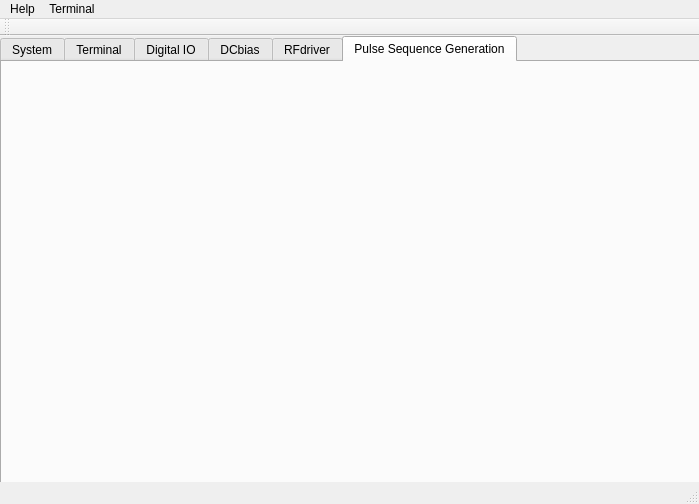
Qt form mips.ui (Cogwell/MIPS-host-app) before a commit.
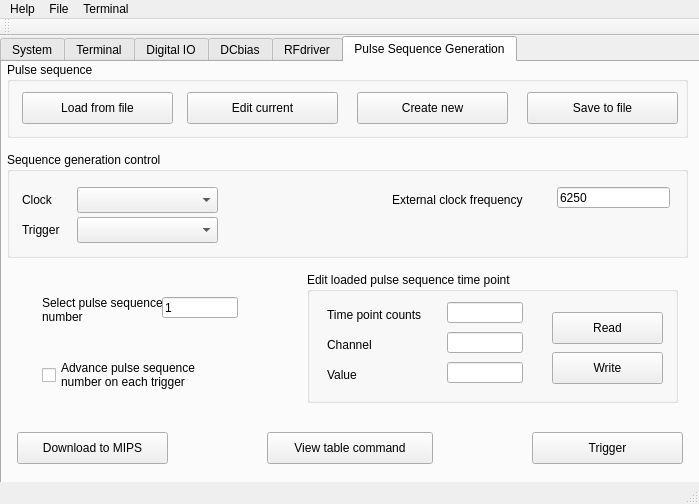
The same form after that commit. The open tabs and pages were chosen to show the change. Icons and pictures are not drawn.

```diff
--- a/mips.ui
+++ b/mips.ui
@@ -2032,6 +2032,346 @@
      <attribute name="title">
       <string>Pulse Sequence Generation</string>
      </attribute>
+     <widget class="QGroupBox" name="gbPulseSequence">
+      <property name="geometry">
+       <rect>
+        <x>5</x>
+        <y>0</y>
+        <width>681</width>
+        <height>76</height>
+       </rect>
+      </property>
+      <property name="title">
+       <string>Pulse sequence</string>
+      </property>
+      <widget class="QPushButton" name="pbLoadFromFile">
+       <property name="geometry">
+        <rect>
+         <x>15</x>
+         <y>30</y>
+         <width>151</width>
+         <height>32</height>
+        </rect>
+       </property>
+       <property name="text">
+        <string>Load from file</string>
+       </property>
+      </widget>
+      <widget class="QPushButton" name="pbEditCurrent">
+       <property name="geometry">
+        <rect>
+         <x>180</x>
+         <y>30</y>
+         <width>151</width>
+         <height>32</height>
+        </rect>
+       </property>
+       <property name="text">
+        <string>Edit current</string>
+       </property>
+      </widget>
+      <widget class="QPushButton" name="pbCreateNew">
+       <property name="geometry">
+        <rect>
+         <x>350</x>
+         <y>30</y>
+         <width>151</width>
+         <height>32</height>
+        </rect>
+       </property>
+       <property name="text">
+        <string>Create new</string>
+       </property>
+      </widget>
+      <widget class="QPushButton" name="pbSaveToFile">
+       <property name="geometry">
+        <rect>
+         <x>520</x>
+         <y>30</y>
+         <width>151</width>
+         <height>32</height>
+        </rect>
+       </property>
+       <property name="text">
+        <string>Save to file</string>
+       </property>
+      </widget>
+     </widget>
+     <widget class="QGroupBox" name="gbSequenceGenerationControl">
+      <property name="geometry">
+       <rect>
+        <x>5</x>
+        <y>90</y>
+        <width>681</width>
+        <height>106</height>
+       </rect>
+      </property>
+      <property name="title">
+       <string>Sequence generation control</string>
+      </property>
+      <widget class="QComboBox" name="comboClock">
+       <property name="geometry">
+        <rect>
+         <x>70</x>
+         <y>35</y>
+         <width>141</width>
+         <height>26</height>
+        </rect>
+       </property>
+      </widget>
+      <widget class="QLabel" name="label_30">
+       <property name="geometry">
+        <rect>
+         <x>15</x>
+         <y>40</y>
+         <width>61</width>
+         <height>16</height>
+        </rect>
+       </property>
+       <property name="text">
+        <string>Clock</string>
+       </property>
+      </widget>
+      <widget class="QLabel" name="label_31">
+       <property name="geometry">
+        <rect>
+         <x>15</x>
+         <y>70</y>
+         <width>61</width>
+         <height>16</height>
+        </rect>
+       </property>
+       <property name="text">
+        <string>Trigger</string>
+       </property>
+      </widget>
+      <widget class="QComboBox" name="comboTrigger">
+       <property name="geometry">
+        <rect>
+         <x>70</x>
+         <y>65</y>
+         <width>141</width>
+         <height>26</height>
+        </rect>
+       </property>
+      </widget>
+      <widget class="QLabel" name="label_32">
+       <property name="geometry">
+        <rect>
+         <x>385</x>
+         <y>40</y>
+         <width>166</width>
+         <height>16</height>
+        </rect>
+       </property>
+       <property name="text">
+        <string>External clock frequency</string>
+       </property>
+      </widget>
+      <widget class="QLineEdit" name="leExternClock">
+       <property name="geometry">
+        <rect>
+         <x>550</x>
+         <y>35</y>
+         <width>113</width>
+         <height>21</height>
+        </rect>
+       </property>
+       <property name="text">
+        <string>6250</string>
+       </property>
+      </widget>
+     </widget>
+     <widget class="QPushButton" name="pbDownload">
+      <property name="geometry">
+       <rect>
+        <x>15</x>
+        <y>370</y>
+        <width>151</width>
+        <height>32</height>
+       </rect>
+      </property>
+      <property name="text">
+       <string>Download to MIPS</string>
+      </property>
+     </widget>
+     <widget class="QPushButton" name="pbViewTable">
+      <property name="geometry">
+       <rect>
+        <x>265</x>
+        <y>370</y>
+        <width>166</width>
+        <height>32</height>
+       </rect>
+      </property>
+      <property name="text">
+       <string>View table command</string>
+      </property>
+     </widget>
+     <widget class="QPushButton" name="pbTrigger">
+      <property name="geometry">
+       <rect>
+        <x>530</x>
+        <y>370</y>
+        <width>151</width>
+        <height>32</height>
+       </rect>
+      </property>
+      <property name="text">
+       <string>Trigger</string>
+      </property>
+     </widget>
+     <widget class="QLabel" name="label_33">
+      <property name="geometry">
+       <rect>
+        <x>40</x>
+        <y>230</y>
+        <width>121</width>
+        <height>36</height>
+       </rect>
+      </property>
+      <property name="text">
+       <string>Select pulse sequence number</string>
+      </property>
+      <property name="wordWrap">
+       <bool>true</bool>
+      </property>
+     </widget>
+     <widget class="QLineEdit" name="leSequenceNumber">
+      <property name="geometry">
+       <rect>
+        <x>160</x>
+        <y>235</y>
+        <width>76</width>
+        <height>21</height>
+       </rect>
+      </property>
+      <property name="text">
+       <string>1</string>
+      </property>
+     </widget>
+     <widget class="QCheckBox" name="chkAutoAdvance">
+      <property name="geometry">
+       <rect>
+        <x>40</x>
+        <y>290</y>
+        <width>181</width>
+        <height>46</height>
+       </rect>
+      </property>
+      <property name="text">
+       <string>Advance pulse sequence
+number on each trigger</string>
+      </property>
+     </widget>
+     <widget class="QGroupBox" name="groupBox_4">
+      <property name="geometry">
+       <rect>
+        <x>305</x>
+        <y>210</y>
+        <width>371</width>
+        <height>131</height>
+       </rect>
+      </property>
+      <property name="title">
+       <string>Edit loaded pulse sequence time point</string>
+      </property>
+      <widget class="QLabel" name="label_34">
+       <property name="geometry">
+        <rect>
+         <x>20</x>
+         <y>35</y>
+         <width>121</width>
+         <height>16</height>
+        </rect>
+       </property>
+       <property name="text">
+        <string>Time point counts</string>
+       </property>
+      </widget>
+      <widget class="QLabel" name="label_35">
+       <property name="geometry">
+        <rect>
+         <x>20</x>
+         <y>65</y>
+         <width>101</width>
+         <height>16</height>
+        </rect>
+       </property>
+       <property name="text">
+        <string>Channel</string>
+       </property>
+      </widget>
+      <widget class="QLabel" name="label_36">
+       <property name="geometry">
+        <rect>
+         <x>20</x>
+         <y>95</y>
+         <width>96</width>
+         <height>16</height>
+        </rect>
+       </property>
+       <property name="text">
+        <string>Value</string>
+       </property>
+      </widget>
+      <widget class="QLineEdit" name="leTimePoint">
+       <property name="geometry">
+        <rect>
+         <x>140</x>
+         <y>30</y>
+         <width>76</width>
+         <height>21</height>
+        </rect>
+       </property>
+      </widget>
+      <widget class="QLineEdit" name="leChannel">
+       <property name="geometry">
+        <rect>
+         <x>140</x>
+         <y>60</y>
+         <width>76</width>
+         <height>21</height>
+        </rect>
+       </property>
+      </widget>
+      <widget class="QLineEdit" name="leValue">
+       <property name="geometry">
+        <rect>
+         <x>140</x>
+         <y>90</y>
+         <width>76</width>
+         <height>21</height>
+        </rect>
+       </property>
+      </widget>
+      <widget class="QPushButton" name="pbRead">
+       <property name="geometry">
+        <rect>
+         <x>245</x>
+         <y>40</y>
+         <width>111</width>
+         <height>32</height>
+        </rect>
+       </property>
+       <property name="text">
+        <string>Read</string>
+       </property>
+      </widget>
+      <widget class="QPushButton" name="pbWrite">
+       <property name="geometry">
+        <rect>
+         <x>245</x>
+         <y>80</y>
+         <width>111</width>
+         <height>32</height>
+        </rect>
+       </property>
+       <property name="text">
+        <string>Write</string>
+       </property>
+      </widget>
+     </widget>
     </widget>
    </widget>
   </widget>
@@ -2057,7 +2397,15 @@
     </property>
     <addaction name="actionClear"/>
    </widget>
+   <widget class="QMenu" name="menuFile">
+    <property name="title">
+     <string>File</string>
+    </property>
+    <addaction name="actionOpen"/>
+    <addaction name="actionSave"/>
+   </widget>
    <addaction name="menuAbout"/>
+   <addaction name="menuFile"/>
    <addaction name="menuTerminal"/>
   </widget>
   <widget class="QToolBar" name="mainToolBar">
```
Left out of the diff: 19 changed lines with no effect on the pictures.
